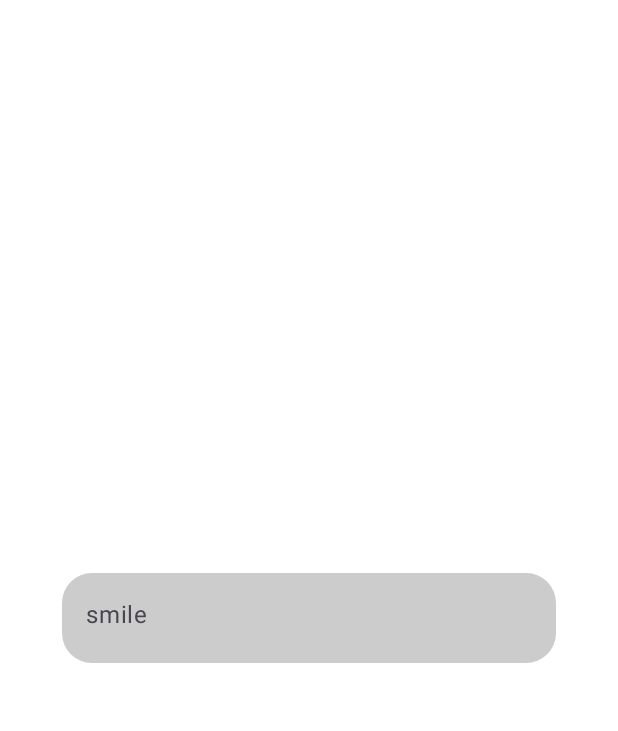
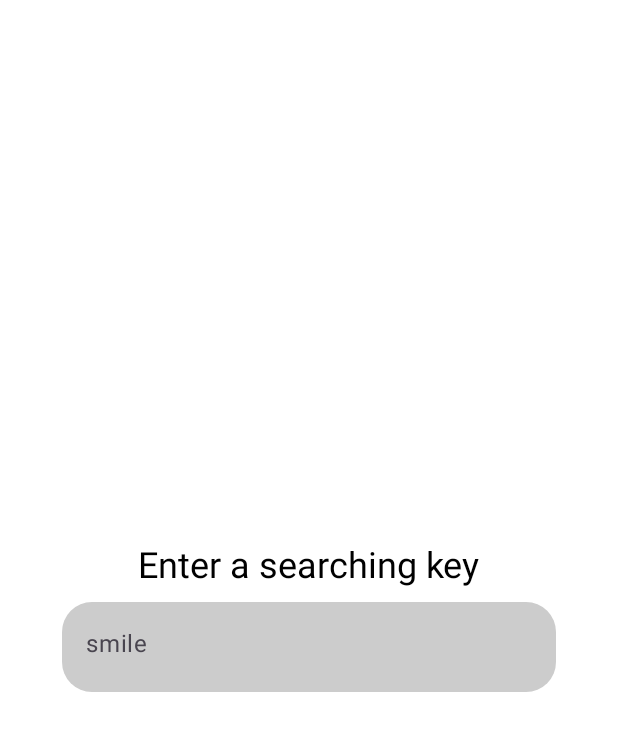
Before and after one commit to ChugunovKyrylo/KyryloTest, an Android app built with Jetpack Compose: the screen it shows after launch (MainActivity), on a phone screen of 412 x 824 dp. Shown: the top 731 px of the screen. Run offline under Robolectric (Android 15) with nearby library versions, the phone set to English and light mode, and no system bars; our stand-ins replace Dagger/Hilt's generated code; libraries missing offline, so code that uses them is left out: coil3.gif; pictures from the network do not load.

Commit message:
add search animation & remove error notification

```diff
--- a/app/build.gradle.kts
+++ b/app/build.gradle.kts
@@ -68,6 +68,7 @@ dependencies {
 
 
     implementation("androidx.navigation:navigation-compose:2.9.5")
+    implementation("androidx.core:core-splashscreen:1.0.1")
 
     implementation("com.squareup.retrofit2:retrofit:3.0.0")
     implementation("com.squareup.retrofit2:converter-gson:3.0.0")
--- a/app/src/main/AndroidManifest.xml
+++ b/app/src/main/AndroidManifest.xml
@@ -13,12 +13,12 @@
         android:label="@string/app_name"
         android:roundIcon="@mipmap/ic_launcher_round"
         android:supportsRtl="true"
-        android:theme="@style/Theme.KyryloTest">
+        android:theme="@style/Theme.KyryloTestSplash">
         <activity
             android:name=".MainActivity"
             android:exported="true"
             android:label="@string/app_name"
-            android:theme="@style/Theme.KyryloTest">
+            android:theme="@style/Theme.KyryloTestSplash">
             <intent-filter>
                 <action android:name="android.intent.action.MAIN" />
 
--- a/app/src/main/java/com/kyrylo/gifs/MainActivity.kt
+++ b/app/src/main/java/com/kyrylo/gifs/MainActivity.kt
@@ -4,14 +4,19 @@ import android.os.Bundle
 import androidx.activity.ComponentActivity
 import androidx.activity.compose.setContent
 import androidx.activity.enableEdgeToEdge
+import androidx.compose.foundation.layout.PaddingValues
 import androidx.compose.material3.Scaffold
+import androidx.compose.runtime.derivedStateOf
+import androidx.compose.runtime.remember
 import androidx.compose.ui.graphics.Color
+import androidx.core.splashscreen.SplashScreen.Companion.installSplashScreen
 import com.kyrylo.gifs.navigation.AppNavigation
 import dagger.hilt.android.AndroidEntryPoint
 
 @AndroidEntryPoint
 class MainActivity : ComponentActivity() {
     override fun onCreate(savedInstanceState: Bundle?) {
+        installSplashScreen()
         super.onCreate(savedInstanceState)
         enableEdgeToEdge()
         setContent {
--- a/app/src/main/java/com/kyrylo/gifs/navigation/AppNavigation.kt
+++ b/app/src/main/java/com/kyrylo/gifs/navigation/AppNavigation.kt
@@ -1,10 +1,15 @@
 package com.kyrylo.gifs.navigation
 
 import androidx.compose.foundation.layout.PaddingValues
+import androidx.compose.foundation.layout.WindowInsets
 import androidx.compose.foundation.layout.fillMaxSize
+import androidx.compose.foundation.layout.navigationBars
 import androidx.compose.foundation.layout.padding
+import androidx.compose.foundation.layout.statusBars
 import androidx.compose.runtime.Composable
 import androidx.compose.ui.Modifier
+import androidx.compose.ui.platform.LocalDensity
+import androidx.compose.ui.unit.dp
 import androidx.navigation.compose.NavHost
 import androidx.navigation.compose.composable
 import androidx.navigation.compose.rememberNavController
--- a/app/src/main/java/com/kyrylo/gifs/ui/grid/GridScreen.kt
+++ b/app/src/main/java/com/kyrylo/gifs/ui/grid/GridScreen.kt
@@ -1,12 +1,19 @@
 package com.kyrylo.gifs.ui.grid
 
 import android.os.Build.VERSION.SDK_INT
+import androidx.compose.animation.AnimatedVisibility
+import androidx.compose.animation.core.LinearEasing
+import androidx.compose.animation.core.animateFloatAsState
+import androidx.compose.animation.core.tween
+import androidx.compose.animation.fadeIn
+import androidx.compose.animation.fadeOut
 import androidx.compose.foundation.background
 import androidx.compose.foundation.clickable
 import androidx.compose.foundation.layout.Arrangement
 import androidx.compose.foundation.layout.Box
 import androidx.compose.foundation.layout.Column
 import androidx.compose.foundation.layout.Spacer
+import androidx.compose.foundation.layout.fillMaxHeight
 import androidx.compose.foundation.layout.fillMaxSize
 import androidx.compose.foundation.layout.fillMaxWidth
 import androidx.compose.foundation.layout.height
@@ -16,11 +23,11 @@ import androidx.compose.foundation.lazy.grid.GridItemSpan
 import androidx.compose.foundation.lazy.grid.LazyVerticalGrid
 import androidx.compose.foundation.lazy.grid.itemsIndexed
 import androidx.compose.foundation.shape.RoundedCornerShape
+import androidx.compose.material3.CircularProgressIndicator
 import androidx.compose.material3.OutlinedTextField
 import androidx.compose.material3.Text
 import androidx.compose.material3.TextFieldDefaults
 import androidx.compose.runtime.Composable
-import androidx.compose.runtime.LaunchedEffect
 import androidx.compose.runtime.collectAsState
 import androidx.compose.runtime.derivedStateOf
 import androidx.compose.runtime.getValue
@@ -45,8 +52,6 @@ import coil3.request.ImageRequest
 import coil3.request.crossfade
 import com.kyrylo.gifs.R
 import com.kyrylo.gifs.ui.models.GifModel
-import kotlinx.coroutines.delay
-import kotlinx.coroutines.isActive
 
 @Composable
 fun GridScreen(onGifClicked: (GifModel) -> Unit) {
@@ -55,26 +60,49 @@ fun GridScreen(onGifClicked: (GifModel) -> Unit) {
     val isEmptyGifs by remember(state.isEmptyGifs()) {
         derivedStateOf { state.isEmptyGifs() }
     }
+    val animatedGridWeight by animateFloatAsState(
+        if (isEmptyGifs) 0f else 1f,
+        animationSpec = tween(300, easing = LinearEasing)
+    )
     Column(
         horizontalAlignment = Alignment.CenterHorizontally,
         verticalArrangement = Arrangement.Center,
         modifier = Modifier.fillMaxSize()
     ) {
+        AnimatedVisibility(
+            visible = isEmptyGifs,
+            enter = fadeIn(tween(300, easing = LinearEasing)),
+            exit = fadeOut(tween(300, easing = LinearEasing))
+        ) {
+            Column(
+                modifier = Modifier
+            ) {
+                Text(
+                    text = "Enter a searching key",
+                    fontSize = 24.sp,
+                    color = Color.Black
+                )
+                Spacer(Modifier.height(10.dp))
+            }
+        }
         GridTextField(
             q = state.query,
             onChangeQuery = viewmodel::onChangeQuery
         )
-        if (isEmptyGifs.not()) {
+        Column(
+            modifier = Modifier
+                .fillMaxWidth()
+                .fillMaxHeight(animatedGridWeight)
+        ) {
             Spacer(Modifier.height(10.dp))
             GifListView(
                 state = state,
                 onRequestPaging = viewmodel::requestPaging,
-                onGifClicked = onGifClicked
+                onGifClicked = onGifClicked,
+                modifier = Modifier.fillMaxSize()
             )
         }
     }
-
-
 }
 
 @Composable
@@ -112,13 +140,14 @@ private fun GridTextField(q: String, onChangeQuery: (String) -> Unit) {
 private fun GifListView(
     state: GridState,
     onRequestPaging: () -> Unit,
-    onGifClicked: (GifModel) -> Unit
+    onGifClicked: (GifModel) -> Unit,
+    modifier: Modifier = Modifier
 ) {
     LazyVerticalGrid(
-        columns = GridCells.FixedSize(200.dp),
+        columns = GridCells.FixedSize(100.dp),
         horizontalArrangement = Arrangement.SpaceAround,
         verticalArrangement = Arrangement.spacedBy(10.dp),
-        modifier = Modifier.fillMaxSize()
+        modifier = modifier
     ) {
         itemsIndexed(items = state.gifs, key = { index, gif -> gif.getKey() }) { index, item ->
             if (index >= state.gifs.lastIndex - state.itemsToPaging) {
@@ -129,23 +158,9 @@ private fun GifListView(
                 modifier = Modifier.clickable { onGifClicked(item) }
             )
         }
-        if (state.error) {
-            item(span = { GridItemSpan(2) }) {
-                Box(
-                    contentAlignment = Alignment.Center,
-                    modifier = Modifier.fillMaxWidth()
-                ) {
-                    Text(
-                        text = "Error",
-                        fontSize = 32.sp,
-                        color = Color.Red
-                    )
-                }
-            }
-        }
         if (state.isProcessPaging) {
             item(span = { GridItemSpan(2) }) {
-                AnimatedLoadingText()
+                AnimatedLoadingItem()
             }
         }
     }
@@ -181,28 +196,16 @@ fun GifItemView(item: GifModel, modifier: Modifier = Modifier) {
         imageLoader = loader,
         contentDescription = null,
         contentScale = ContentScale.Crop,
-        modifier = modifier.size(200.dp)
+        modifier = modifier.size(100.dp)
     )
 }
 
 @Composable
-private fun AnimatedLoadingText() {
-    var points by remember { mutableStateOf(".") }
-    LaunchedEffect(9) {
-        while (isActive) {
-            var p = "${points}."
-            if (p == "....") p = "."
-            points = p
-            delay(660)
-        }
-    }
+private fun AnimatedLoadingItem() {
     Box(
         contentAlignment = Alignment.Center,
         modifier = Modifier.fillMaxWidth()
     ) {
-        Text(
-            text = "Loading${points}",
-            fontSize = 24.sp
-        )
+        CircularProgressIndicator()
     }
 }
--- a/app/src/main/java/com/kyrylo/gifs/ui/grid/GridViewModel.kt
+++ b/app/src/main/java/com/kyrylo/gifs/ui/grid/GridViewModel.kt
@@ -1,5 +1,6 @@
 package com.kyrylo.gifs.ui.grid
 
+import android.util.Log
 import androidx.lifecycle.ViewModel
 import androidx.lifecycle.viewModelScope
 import com.kyrylo.gifs.domain.repository.GifsRepository
--- a/app/src/main/java/com/kyrylo/gifs/ui/mapper/GifResponseMapper.kt
+++ b/app/src/main/java/com/kyrylo/gifs/ui/mapper/GifResponseMapper.kt
@@ -15,7 +15,7 @@ class GifResponseMapper {
         return GifModel(
             user = mapUser(response?.user),
             title = response?.title ?: "",
-            imageUrl = response?.images?.fixedHeight?.url ?: "",
+            imageUrl = response?.images?.fixedHeightSmall?.url ?: "",
             description = response?.altText ?: "",
             source = response?.source ?: "",
             order = order,
--- a/app/src/main/res/values/themes.xml
+++ b/app/src/main/res/values/themes.xml
@@ -1,5 +1,11 @@
 <?xml version="1.0" encoding="utf-8"?>
 <resources>
 
+    <style name="Theme.KyryloTestSplash" parent="Theme.SplashScreen">
+        <item name="windowSplashScreenAnimatedIcon">@mipmap/ic_launcher</item>
+        <item name="postSplashScreenTheme">@style/Theme.KyryloTest</item>
+        <item name="windowSplashScreenBackground">@color/black</item>
+    </style>
+
     <style name="Theme.KyryloTest" parent="android:Theme.Material.Light.NoActionBar" />
 </resources>
```
